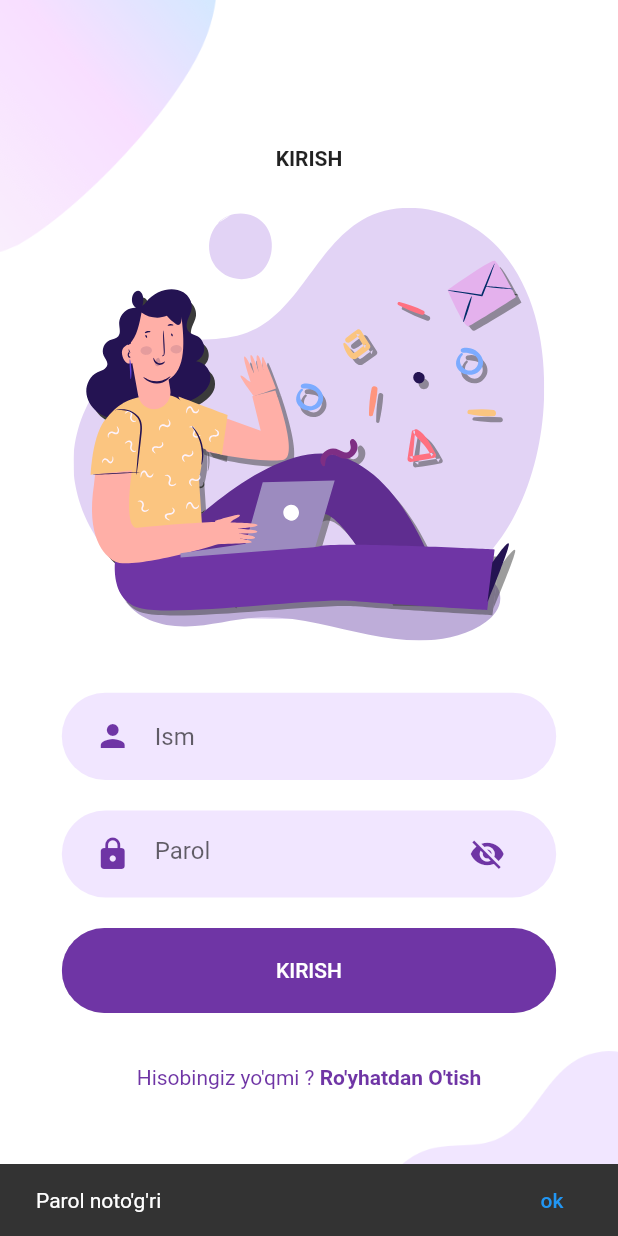
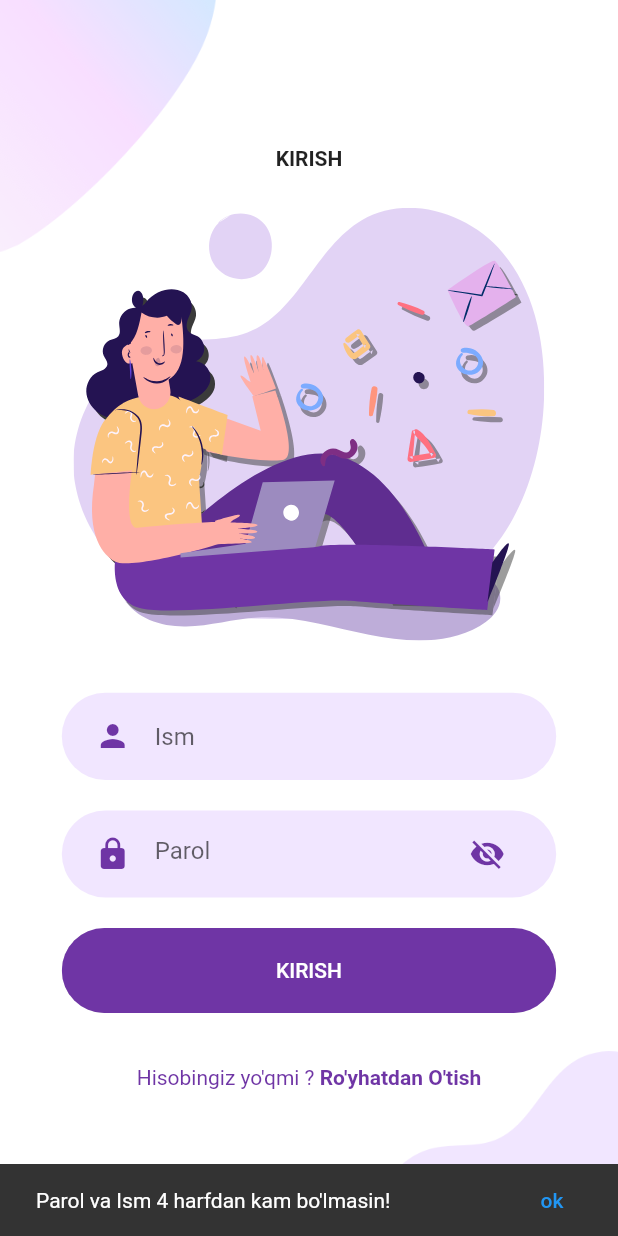
Before and after one commit to Cash-App-Uz/Cash-App-Uz, a Flutter app: the LoginScreen screen opened directly, after a tap on "KIRISH", on a phone screen of 412 x 824 dp. Run offline on Flutter 3.47's test engine with Material 2 defaults, Android fonts, the phone set to English and light mode, and no system bars; our stand-ins replace bottom_navy_bar, cloud_firestore, firebase_auth, firebase_core, flutter_spinkit, flutter_svg and 1 more; accounts and stored records are empty.

Commit message:
Mening asablarim

```diff
--- a/lib/Screens/Login/components/body.dart
+++ b/lib/Screens/Login/components/body.dart
@@ -1,13 +1,15 @@
-// ignore: import_of_legacy_library_into_null_safe
+import 'package:cash_app/core/paths.dart';
+import 'package:cash_app/models/user_model.dart';
+import 'package:cash_app/services/firebase_crud.dart';
 import 'package:cash_app/services/storage_service.dart';
 import 'package:flutter_svg/svg.dart';
 import 'package:cash_app/constants/imports.dart';
 
 class Body extends StatelessWidget {
-  String? ismLogin;
-  String? passwordLogin;
-  final MyStorage _myStorage=MyStorage();
-  FirebaseFirestore _firestore = FirebaseFirestore.instance;
+  String ismLogin = '';
+  String passwordLogin = '';
+  final MyStorage _myStorage = MyStorage();
+  final _api = Api();
 
   Body({Key? key}) : super(key: key);
 
@@ -43,21 +45,20 @@ class Body extends StatelessWidget {
             RoundedButton(
               text: "KIRISH",
               press: () async {
+                if (ismLogin.length >= 4 && passwordLogin.length >= 4) {
                   try {
-                  DocumentSnapshot userInfo = await _firestore
-                      .collection("users")
-                      .doc("$ismLogin")
-                      .get();
-                  if (userInfo['name'] == ismLogin &&
-                      userInfo['password'] == passwordLogin) {
-                        _myStorage.money=userInfo['money'];
-                        _myStorage.name=userInfo['name'];
-                        _myStorage.password=userInfo['password'];
-                        _myStorage.phone=userInfo['phone'];
+                    var data =
+                        await _api.getDocumentById(ismLogin, Paths().userInfo);
+                    if (data['name'] == ismLogin &&
+                        data['password'] == passwordLogin) {
+                      _myStorage.money = data['money'];
+                      _myStorage.name = data['name'];
+                      _myStorage.password = data['password'];
+                      _myStorage.phone = data['phone'];
                       Navigator.pushAndRemoveUntil(
                           context,
                           MaterialPageRoute(
-                          builder: (context) => HomePage(),
+                            builder: (context) => const HomePage(),
                           ),
                           (route) => false);
                     } else {
@@ -77,6 +78,21 @@ class Body extends StatelessWidget {
                     ScaffoldMessenger.of(context).showSnackBar(
                       SnackBar(
                         content: const Text('Bunday foydalanuvchi mavjud emas'),
+                        action: SnackBarAction(
+                          label: 'ok',
+                          onPressed: () {
+                            // Some code to undo the change.
+                          },
+                        ),
+                      ),
+                    );
+                    print(e);
+                  }
+                } else {
+                  ScaffoldMessenger.of(context).showSnackBar(
+                    SnackBar(
+                      content:
+                          const Text("Parol va Ism 4 harfdan kam bo'lmasin!"),
                       action: SnackBarAction(
                         label: 'ok',
                         onPressed: () {
--- a/lib/Screens/Signup/components/body.dart
+++ b/lib/Screens/Signup/components/body.dart
@@ -18,11 +18,11 @@ class _BodyState extends State<Body> {
   var _otpController;
   final _api = Api();
 
-  String? ism;
+  String ism = '';
 
-  String? phone;
+  String phone = '';
 
-  String? password;
+  String password = '';
 
   int? summa;
 
@@ -54,9 +54,10 @@ class _BodyState extends State<Body> {
                     onChanged: (value) {
                       ism = value;
                       setState(() {});
-                      isSignUp = (phone!.length == 9) &&
-                          (ism!.length > 3) &&
-                          (password!.length >= 4);
+
+                      isSignUp = (phone.length == 9) &&
+                          (ism.length > 3) &&
+                          (password.length >= 4);
                     },
                   ),
                   RoundedPhoneInputField(
@@ -64,9 +65,9 @@ class _BodyState extends State<Body> {
                     onChanged: (value) {
                       phone = value;
                       setState(() {});
-                      isSignUp = (phone!.length == 9) &&
-                          (ism!.length > 3) &&
-                          (password!.length >= 4);
+                      isSignUp = (phone.length == 9) &&
+                          (ism.length > 3) &&
+                          (password.length >= 4);
                     },
                   ),
                   RoundedPasswordField(
@@ -74,16 +75,16 @@ class _BodyState extends State<Body> {
                       password = value;
 
                       setState(() {});
-                      isSignUp = (phone!.length == 9) &&
-                          (ism!.length > 3) &&
-                          (password!.length >= 4);
+                      isSignUp = (phone.length == 9) &&
+                          (ism.length > 3) &&
+                          (password.length >= 4);
                     },
                   ),
                   RoundedButton(
                     text: "Ro'yhatdan O'tish",
                     press: isSignUp == true
                         ? () async {
-                            if (await _api.exists(Paths().userInfo, ism)) {
+                            if (!await _api.exists(Paths().userInfo, ism)) {
                               await FirebaseAuth.instance.verifyPhoneNumber(
                                   phoneNumber: "+998$phone",
                                   verificationCompleted:
@@ -190,24 +191,17 @@ class _BodyState extends State<Body> {
                         data1["name"] = ism;
                         data1["phone"] = phone;
                         data1["password"] = password;
-                        data1["pul"] = summa;
+                        data1["money"] = summa;
 
-                        await _firestore
-                            .collection("users/")
-                            .doc("$ism")
-                            .set(data1)
-                            .then(
-                              (value) =>
-                                  debugPrint("Data is successfully added!"),
-                            );
+                        await _api.addDocument(data1, Paths().userInfo);
                         _myStorage.money = summa!;
-                        _myStorage.name = ism!;
-                        _myStorage.password = password!;
-                        _myStorage.phone = phone!;
+                        _myStorage.name = ism;
+                        _myStorage.password = password;
+                        _myStorage.phone = phone;
                         Navigator.pushAndRemoveUntil(
                             context,
                             MaterialPageRoute(
-                              builder: (context) => HomePage(),
+                              builder: (context) => const HomePage(),
                             ),
                             (route) => false);
                       } catch (e) {
--- a/lib/models/user_model.dart
+++ b/lib/models/user_model.dart
@@ -9,13 +9,13 @@ class UserModel {
   String name;
   String password;
   String phone;
-  int money;
+  num money;
 
   factory UserModel.fromJson(Map<String, dynamic> json) => UserModel(
         name: json["name"],
         password: json["password"],
         phone: json["phone"],
-        money: json["money"],
+        money: num.parse(json["money"].toString()),
       );
 
   Map<String, dynamic> toJson() => {
--- a/lib/services/firebase_crud.dart
+++ b/lib/services/firebase_crud.dart
@@ -32,9 +32,11 @@ class Api {
     yield* _db.collection(collectionPath).snapshots();
   }
 
-  Future<DocumentSnapshot> getDocumentById(
+  Future<Map<String,dynamic>> getDocumentById(
       String id, String collectionPath) async {
-    return await _db.collection(collectionPath).doc(id).get();
+    DocumentSnapshot<Map<String, dynamic>> data =
+        await _db.collection(collectionPath).doc(id).get();
+    return data.data()!;
   }
 
   Future<void> removeDocument(String id, String collectionPath) async {
```
Lines whose indentation alone changed are shown as unchanged.
